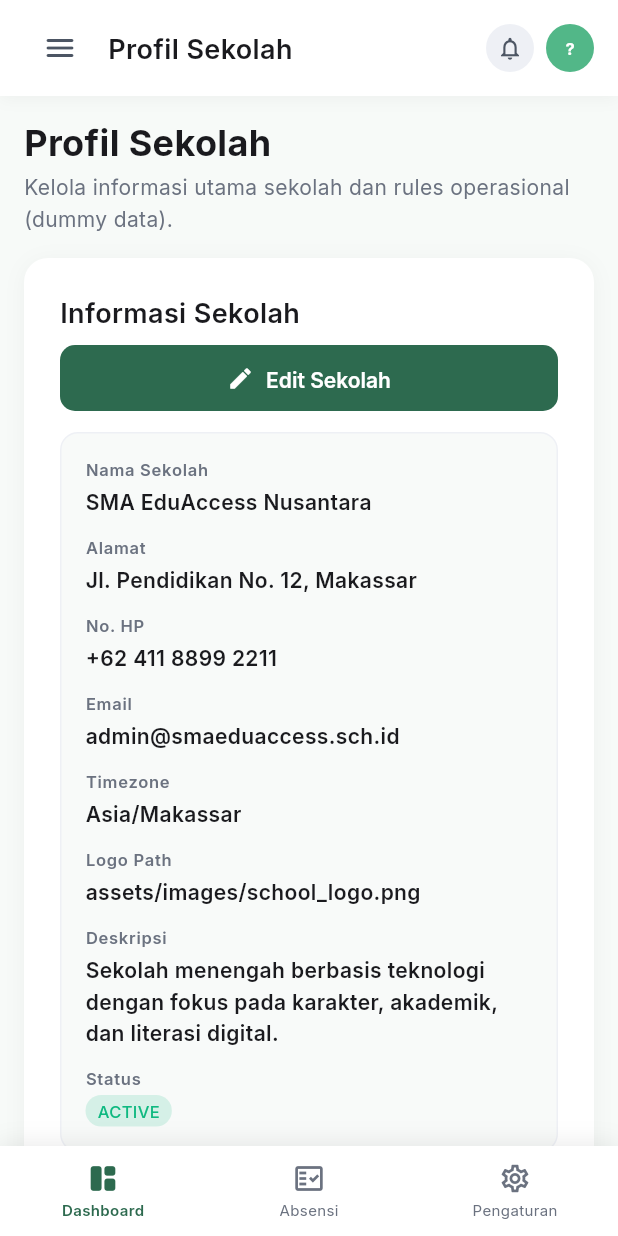
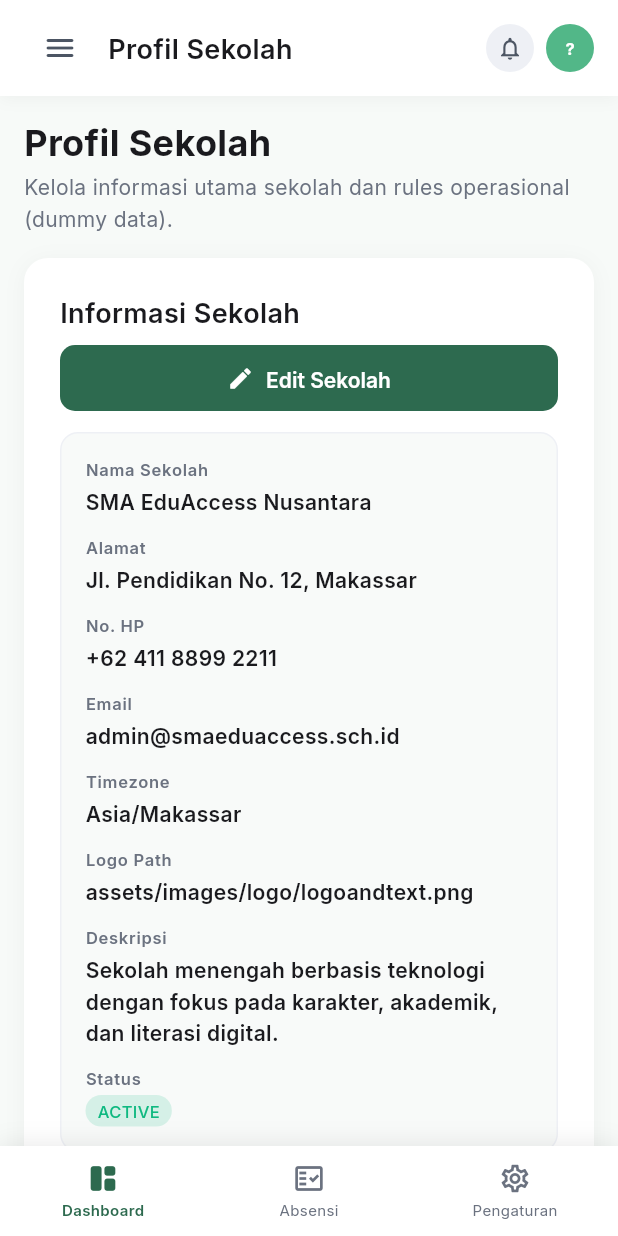
Before and after one commit to Anompuja/eduaccess, a Flutter app: the SchoolScreen screen opened by its route, on a phone screen of 412 x 824 dp. Run offline on Flutter 3.47's test engine with Material 3 defaults, Android fonts, the phone set to English and light mode, and no system bars; our stand-ins replace dio, equatable, fl_chart, flutter_riverpod, flutter_secure_storage, fpdart and 3 more; accounts and stored records are empty; network calls fail.

Commit message:
feat: update school dummy imagePath to assets/images/logo/logoandtext.png

```diff
--- a/lib/features/school/data/datasources/school_dummy_data.dart
+++ b/lib/features/school/data/datasources/school_dummy_data.dart
@@ -8,7 +8,7 @@ const schoolDummyProfile = SchoolProfile(
   email: 'admin@smaeduaccess.sch.id',
   description:
       'Sekolah menengah berbasis teknologi dengan fokus pada karakter, akademik, dan literasi digital.',
-  imagePath: 'assets/images/school_logo.png',
+  imagePath: 'assets/images/logo/logoandtext.png',
   timeZone: 'Asia/Makassar',
   status: SchoolStatus.active,
 );
--- a/lib/features/school/presentation/screens/school_screen.dart
+++ b/lib/features/school/presentation/screens/school_screen.dart
@@ -449,7 +449,7 @@ class _SchoolScreenState extends ConsumerState<SchoolScreen> {
                 AppTextField(
                   label: 'Image Path',
                   controller: imagePathCtrl,
-                  hint: 'assets/images/logo.png',
+                  hint: 'assets/images/logo/logoandtext.png',
                 ),
                 const SizedBox(height: AppSpacing.md),
                 AppDropdown<String>(
```
